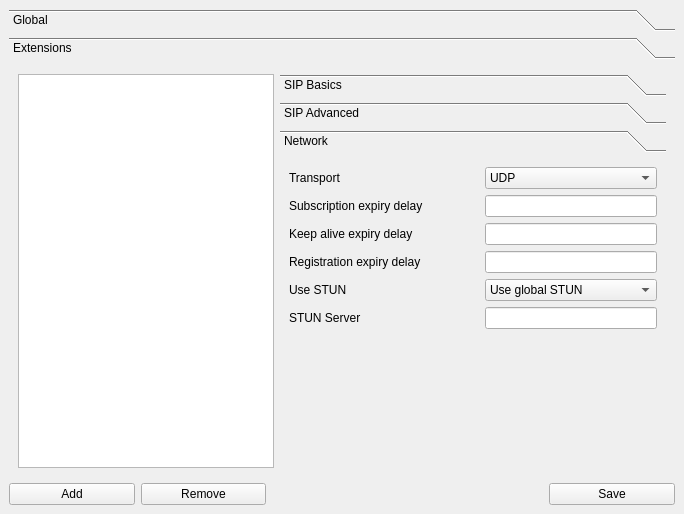
First picture: the form in ui/preferencesmainwindow.ui, repository noah0286/microsiptp, before the edit.
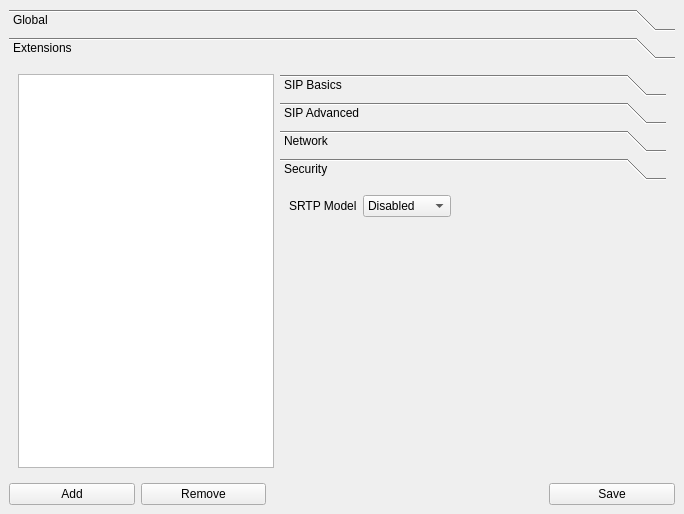
Second picture: the form after the edit. The open tabs and pages were chosen to show the change.

Commit message: feat(call): support SRTP

What changed in the file:
```diff
--- a/ui/preferencesmainwindow.ui
+++ b/ui/preferencesmainwindow.ui
@@ -168,7 +168,7 @@
         <item>
          <widget class="QToolBox" name="toolBox">
           <property name="currentIndex">
-           <number>2</number>
+           <number>3</number>
           </property>
           <widget class="QWidget" name="sipinfo">
            <property name="geometry">
@@ -416,8 +416,8 @@
             <rect>
              <x>0</x>
              <y>0</y>
-             <width>386</width>
-             <height>276</height>
+             <width>358</width>
+             <height>210</height>
             </rect>
            </property>
            <attribute name="label">
@@ -676,6 +676,77 @@
             </item>
            </layout>
           </widget>
+          <widget class="QWidget" name="security">
+           <property name="geometry">
+            <rect>
+             <x>0</x>
+             <y>0</y>
+             <width>386</width>
+             <height>244</height>
+            </rect>
+           </property>
+           <attribute name="label">
+            <string>Security</string>
+           </attribute>
+           <layout class="QVBoxLayout" name="verticalLayout_6">
+            <item>
+             <layout class="QHBoxLayout" name="horizontalLayout_10">
+              <item>
+               <widget class="QLabel" name="label_15">
+                <property name="text">
+                 <string>SRTP Model</string>
+                </property>
+               </widget>
+              </item>
+              <item>
+               <widget class="QComboBox" name="srtpModelComboBox">
+                <item>
+                 <property name="text">
+                  <string>Disabled</string>
+                 </property>
+                </item>
+                <item>
+                 <property name="text">
+                  <string>Optional</string>
+                 </property>
+                </item>
+                <item>
+                 <property name="text">
+                  <string>Mandatory</string>
+                 </property>
+                </item>
+               </widget>
+              </item>
+              <item>
+               <spacer name="horizontalSpacer_2">
+                <property name="orientation">
+                 <enum>Qt::Orientation::Horizontal</enum>
+                </property>
+                <property name="sizeHint" stdset="0">
+                 <size>
+                  <width>40</width>
+                  <height>20</height>
+                 </size>
+                </property>
+               </spacer>
+              </item>
+             </layout>
+            </item>
+            <item>
+             <spacer name="verticalSpacer_4">
+              <property name="orientation">
+               <enum>Qt::Orientation::Vertical</enum>
+              </property>
+              <property name="sizeHint" stdset="0">
+               <size>
+                <width>20</width>
+                <height>191</height>
+               </size>
+              </property>
+             </spacer>
+            </item>
+           </layout>
+          </widget>
          </widget>
         </item>
        </layout>
```
Left out of the diff: 2 changed lines with no effect on the pictures. The commit also changes 8 other files.
